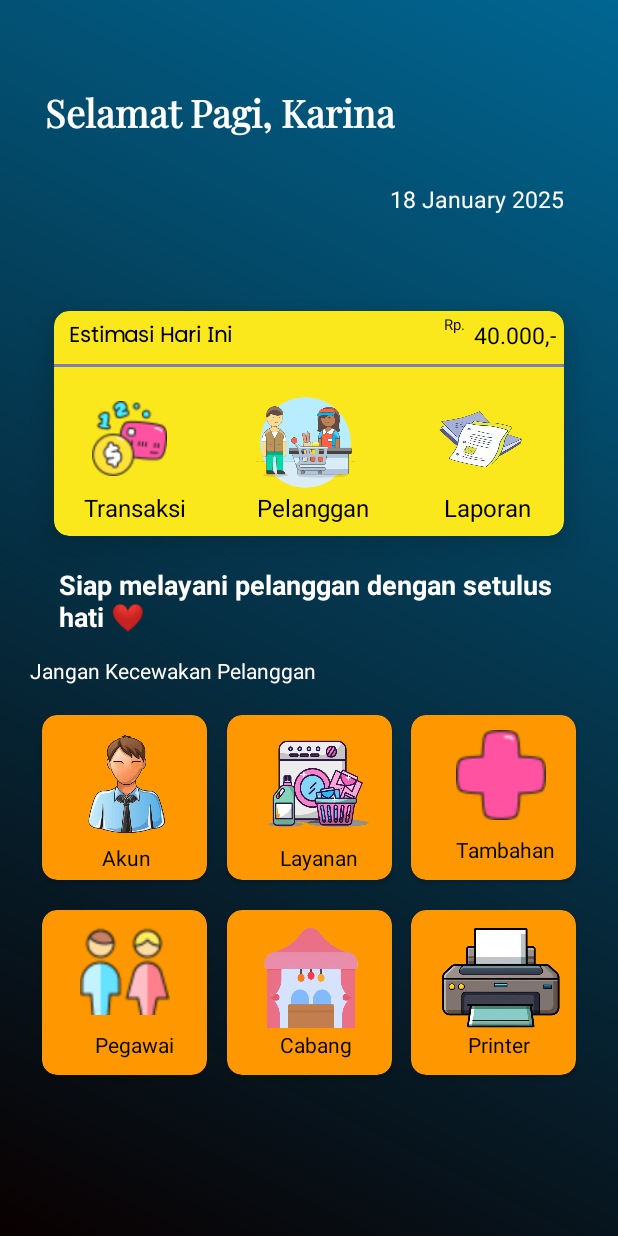
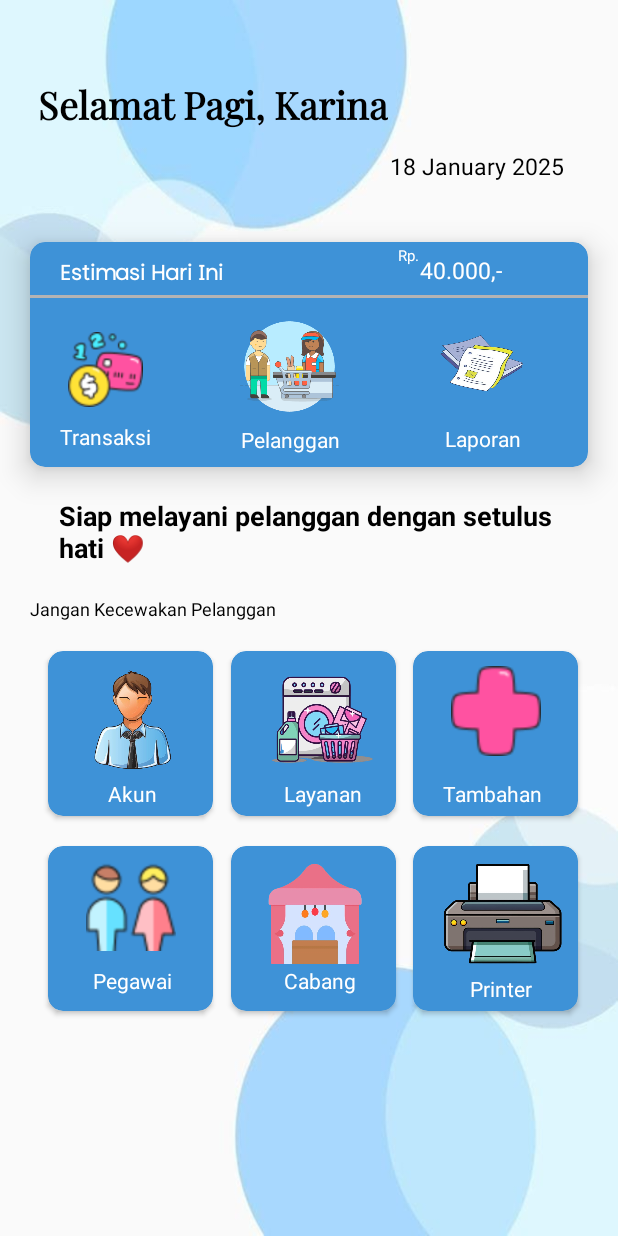
Before and after one commit to KarinaSalsabilla/Laundry2, an Android app: the MainActivity screen opened directly, with no data from a screen before it, on a phone screen of 412 x 824 dp. Run offline under Robolectric (Android 15) with nearby library versions, the phone set to English and light mode, and no system bars.

Commit message:
menambahkan dan mengganti background,mengganti tampilan dan menambahkan logika agar layar fullscreen saat di run

```diff
--- a/app/src/main/java/com/huurisha/laundry/MainActivity.kt
+++ b/app/src/main/java/com/huurisha/laundry/MainActivity.kt
@@ -1,30 +1,43 @@
 package com.huurisha.laundry
 
 import android.os.Bundle
+import android.view.View
+import androidx.appcompat.app.AppCompatActivity
+import androidx.core.view.WindowCompat
+import androidx.core.view.WindowInsetsCompat
+import androidx.core.view.WindowInsetsControllerCompat
+import java.text.SimpleDateFormat
 import android.widget.TextView
-import androidx.activity.enableEdgeToEdge
-import androidx.appcompat.app.AppCompatActivity
-import androidx.core.view.ViewCompat
-import androidx.core.view.WindowInsetsCompat
-import java.text.SimpleDateFormat
+
 import java.util.*
 
 class MainActivity : AppCompatActivity() {
     override fun onCreate(savedInstanceState: Bundle?) {
         super.onCreate(savedInstanceState)
-        enableEdgeToEdge()
+
+        // Mengatur layar penuh langsung di Kotlin
+        WindowCompat.setDecorFitsSystemWindows(window, false)
+        val windowInsetsController = WindowInsetsControllerCompat(window, window.decorView)
+        windowInsetsController.hide(WindowInsetsCompat.Type.systemBars())
+        windowInsetsController.systemBarsBehavior =
+            WindowInsetsControllerCompat.BEHAVIOR_SHOW_TRANSIENT_BARS_BY_SWIPE
+
+        // Tambahkan juga sistem UI yang imersif agar lebih fleksibel
+        window.decorView.systemUiVisibility = (
+                View.SYSTEM_UI_FLAG_FULLSCREEN
+                        or View.SYSTEM_UI_FLAG_HIDE_NAVIGATION
+                        or View.SYSTEM_UI_FLAG_IMMERSIVE_STICKY
+                        or View.SYSTEM_UI_FLAG_LAYOUT_STABLE
+                        or View.SYSTEM_UI_FLAG_LAYOUT_HIDE_NAVIGATION
+                        or View.SYSTEM_UI_FLAG_LAYOUT_FULLSCREEN
+                )
+
+        // Set layout
         setContentView(R.layout.activity_main)
 
-        // Menyesuaikan padding untuk sistem bar
-        ViewCompat.setOnApplyWindowInsetsListener(findViewById(R.id.main)) { v, insets ->
-            val systemBars = insets.getInsets(WindowInsetsCompat.Type.systemBars())
-            v.setPadding(systemBars.left, systemBars.top, systemBars.right, systemBars.bottom)
-            insets
-        }
-
         // Referensi TextView
-        val helloTextView: TextView = findViewById(R.id.halo)
-        val dateTextView: TextView = findViewById(R.id.tanggal)
+        val helloTextView = findViewById<View>(R.id.halo) as TextView
+        val dateTextView = findViewById<View>(R.id.tanggal) as TextView
 
         // Mengatur tanggal hari ini
         val calendar = Calendar.getInstance()
--- a/app/src/main/res/drawable/gradient_background.xml
+++ b/app/src/main/res/drawable/gradient_background.xml
@@ -3,8 +3,8 @@
     <item>
         <shape android:shape="rectangle">
             <gradient
-                android:startColor="#090000"
-                android:endColor="#016692"
+                android:startColor="#FFFFFF"
+                android:endColor="#F44336"
                 android:angle="45"/>
         </shape>
     </item>
--- a/app/src/main/res/layout/activity_main.xml
+++ b/app/src/main/res/layout/activity_main.xml
@@ -5,7 +5,7 @@
     android:id="@+id/main"
     android:layout_width="match_parent"
     android:layout_height="match_parent"
-    android:background="@drawable/gradient_background"
+    android:background="@drawable/walpaper"
     tools:context=".MainActivity">
 
     <TextView
@@ -14,11 +14,11 @@
         android:id="@+id/halo"
         android:text="Hallo,-!"
         android:fontFamily="@font/playfair_display"
-        android:textColor="@color/white"
+        android:textColor="#000000"
         app:layout_constraintStart_toStartOf="parent"
         app:layout_constraintTop_toTopOf="parent"
-        android:layout_marginTop="55dp"
-        android:layout_marginStart="30dp"
+        android:layout_marginTop="50dp"
+        android:layout_marginStart="25dp"
         android:textStyle="bold"
         android:textSize="25sp"/>
 
@@ -28,24 +28,24 @@
         android:id="@+id/tanggal"
         android:text="08 Januari 2025"
         android:textSize="15sp"
-        android:textColor="@color/white"
-        app:layout_constraintTop_toBottomOf="@+id/halo"
+        android:textColor="#000000"
+        app:layout_constraintTop_toTopOf="parent"
+        app:layout_constraintBottom_toTopOf="@+id/card1"
         app:layout_constraintEnd_toEndOf="parent"
-        android:layout_marginTop="30dp"
+        android:layout_marginTop="100dp"
         android:layout_marginEnd="35dp"
         />
 
     <androidx.cardview.widget.CardView
-        android:layout_width="340dp"
+        android:layout_width="match_parent"
         android:layout_height="150dp"
         android:id="@+id/card1"
-        android:padding="10dp"
-        app:layout_constraintTop_toTopOf="@+id/tanggal"
+        app:layout_constraintTop_toBottomOf="@+id/tanggal"
         app:layout_constraintStart_toStartOf="parent"
         app:layout_constraintEnd_toEndOf="parent"
         app:layout_constraintBottom_toTopOf="@+id/hati"
-        app:cardBackgroundColor="#FAE81D"
-        android:layout_marginTop="65dp"
+        android:layout_marginTop="40dp"
+        app:cardBackgroundColor="#3E92D7"
         android:elevation="10dp"
         android:translationZ="10dp"
         android:layout_marginStart="20dp"
@@ -55,44 +55,49 @@
         <TextView
             android:layout_width="wrap_content"
             android:layout_height="wrap_content"
-            android:textColor="@color/black"
+            android:textColor="@color/white"
             android:text="Estimasi Hari Ini"
             android:fontFamily="@font/parkinsans"
             android:textStyle="bold"
-            android:layout_marginTop="5dp"
-            android:layout_marginStart="10dp"
+            android:layout_marginTop="10dp"
+            android:layout_marginStart="20dp"
             />
 
         <TextView
             android:layout_width="wrap_content"
             android:layout_height="wrap_content"
-            android:textColor="@color/black"
+            android:textColor="@color/white"
             android:text="Rp."
             android:textSize="10sp"
             android:layout_marginTop="2dp"
-            android:layout_marginStart="260dp"
+            android:layout_marginStart="245dp"
             />
 
         <TextView
             android:layout_width="wrap_content"
             android:layout_height="wrap_content"
-            android:textColor="@color/black"
+            android:textColor="@color/white"
             android:text="40.000,-"
             android:textSize="15sp"
-            android:layout_marginTop="5dp"
-            android:layout_marginStart="280dp"
+            android:layout_marginTop="8dp"
+            android:layout_marginStart="260dp"
             />
 
         <View
             android:layout_width="match_parent"
             android:layout_height="2dp"
-            android:background="#7D7DC3"
             android:layout_marginTop="35dp"
-            />
+            android:background="#B4B3B3" />
+
+        <androidx.constraintlayout.widget.ConstraintLayout
+            android:layout_width="match_parent"
+            android:layout_height="match_parent">
 
         <ImageButton
             android:layout_width="50dp"
             android:layout_height="50dp"
+            app:layout_constraintTop_toTopOf="parent"
+            app:layout_constraintStart_toStartOf="parent"
             android:background="@drawable/transaksi"
             android:layout_marginTop="60dp"
             android:layout_marginStart="25dp"
@@ -103,17 +108,23 @@
             android:layout_width="wrap_content"
             android:layout_height="wrap_content"
             android:text="Transaksi"
-            android:textSize="16sp"
-            android:textColor="@color/black"
-            android:layout_marginTop="120dp"
+            app:layout_constraintTop_toBottomOf="@+id/transaksi"
+            app:layout_constraintStart_toStartOf="parent"
+            android:id="@+id/txttrans"
+            android:textSize="14sp"
+            android:textColor="@color/white"
+            android:layout_marginTop="10dp"
             android:layout_marginStart="20dp"
             android:layout_marginEnd="20dp"/>
 
         <ImageButton
             android:layout_width="75dp"
             android:layout_height="75dp"
-            android:layout_marginStart="130dp"
-            android:layout_marginTop="50dp"
+            android:id="@+id/pelanggan1"
+            app:layout_constraintTop_toTopOf="parent"
+            app:layout_constraintStart_toEndOf="@+id/transaksi"
+            android:layout_marginStart="60dp"
+            android:layout_marginTop="45dp"
             android:layout_marginEnd="20dp"
             android:background="@drawable/pe" />
 
@@ -121,29 +132,41 @@
             android:layout_width="wrap_content"
             android:layout_height="wrap_content"
             android:text="Pelanggan"
-            android:textSize="16sp"
-            android:textColor="@color/black"
-            android:layout_marginTop="120dp"
-            android:layout_marginStart="135dp"
+            android:id="@+id/txtpelanggan"
+            app:layout_constraintTop_toBottomOf="@+id/pelanggan1"
+            app:layout_constraintStart_toEndOf="@+id/txttrans"
+            android:textSize="14sp"
+            android:textColor="@color/white"
+            android:layout_marginTop="1dp"
+            android:layout_marginStart="60dp"
             android:layout_marginEnd="20dp"/>
 
         <ImageButton
             android:layout_width="90dp"
             android:layout_height="66dp"
+            android:id="@+id/laporan"
+            app:layout_constraintTop_toTopOf="parent"
+            app:layout_constraintStart_toEndOf="@+id/pelanggan1"
+            app:layout_constraintEnd_toEndOf="parent"
             android:background="@drawable/laporan"
-            android:layout_marginTop="50dp"
-            android:layout_marginStart="240dp"
+            android:layout_marginTop="45dp"
+            android:layout_marginStart="40dp"
             android:layout_marginEnd="20dp"/>
 
         <TextView
             android:layout_width="wrap_content"
             android:layout_height="wrap_content"
             android:text="Laporan"
-            android:textSize="16sp"
-            android:textColor="@color/black"
-            android:layout_marginTop="120dp"
-            android:layout_marginStart="260dp"
-            android:layout_marginEnd="20dp"/>
+            android:id="@+id/txtlaporan"
+            app:layout_constraintTop_toBottomOf="@+id/laporan"
+            app:layout_constraintStart_toEndOf="@+id/txtpelanggan"
+            app:layout_constraintEnd_toEndOf="parent"
+            android:textSize="14sp"
+            android:textColor="@color/white"
+            android:layout_marginEnd="35dp"
+            android:layout_marginTop="10dp"
+            android:layout_marginStart="60dp" />
+        </androidx.constraintlayout.widget.ConstraintLayout>
     </androidx.cardview.widget.CardView>
 
 
@@ -156,7 +179,7 @@
         app:layout_constraintEnd_toEndOf="parent"
         android:text="Siap melayani pelanggan dengan setulus \nhati ❤️"
         android:textAlignment="center"
-        android:textColor="@color/white"
+        android:textColor="@color/black"
         android:textSize="18dp"
         android:textStyle="bold"
         android:layout_marginTop="170dp" />
@@ -166,24 +189,24 @@
         android:layout_height="wrap_content"
         android:id="@+id/pelanggan"
         android:text="Jangan Kecewakan Pelanggan"
-        android:textSize="14sp"
-        android:textColor="@color/white"
-        app:layout_constraintTop_toTopOf="@+id/hati"
+        android:textSize="12sp"
+        android:textColor="@color/black"
+       app:layout_constraintTop_toBottomOf="@+id/hati"
         app:layout_constraintStart_toStartOf="parent"
         android:layout_marginStart="20dp"
-        android:layout_marginTop="60dp" />
+        android:layout_marginTop="20dp" />
 
 
         <androidx.cardview.widget.CardView
             android:layout_width="110dp"
             android:layout_height="110dp"
             android:id="@+id/akun"
-            app:cardBackgroundColor="#FF9800"
+            app:cardBackgroundColor="#3E92D7"
             app:layout_constraintTop_toBottomOf="@+id/pelanggan"
             app:layout_constraintStart_toStartOf="parent"
             app:layout_constraintEnd_toStartOf="@+id/layanan"
             app:layout_constraintBottom_toTopOf="@+id/pegawai"
-            android:layout_marginStart="20dp"
+            android:layout_marginStart="25dp"
             android:layout_marginTop="20dp"
             app:cardCornerRadius="10dp">
 
@@ -198,7 +221,7 @@
                 android:layout_width="wrap_content"
                 android:layout_height="wrap_content"
                 android:text="Akun"
-                android:textColor="@color/black"
+                android:textColor="@color/white"
                 android:layout_marginTop="85dp"
                 android:layout_marginStart="40dp"/>
         </androidx.cardview.widget.CardView>
@@ -209,7 +232,7 @@
         android:layout_width="110dp"
         android:layout_height="110dp"
         android:id="@+id/layanan"
-        app:cardBackgroundColor="#FF9800"
+        app:cardBackgroundColor="#3E92D7"
         app:layout_constraintTop_toBottomOf="@+id/pelanggan"
         app:layout_constraintStart_toEndOf="@+id/akun"
         app:layout_constraintEnd_toStartOf="@+id/tambahan"
@@ -229,7 +252,7 @@
             android:layout_width="wrap_content"
             android:layout_height="wrap_content"
             android:text="Layanan"
-            android:textColor="@color/black"
+            android:textColor="@color/white"
             android:layout_marginTop="85dp"
             android:layout_marginStart="35dp"/>
     </androidx.cardview.widget.CardView>
@@ -239,7 +262,7 @@
     <androidx.cardview.widget.CardView
         android:layout_width="110dp"
         android:layout_height="110dp"
-        app:cardBackgroundColor="#FF9800"
+        app:cardBackgroundColor="#3E92D7"
         android:id="@+id/tambahan"
         app:layout_constraintTop_toBottomOf="@+id/pelanggan"
         app:layout_constraintBottom_toTopOf="@+id/print"
@@ -255,15 +278,15 @@
             android:layout_height="60dp"
             android:background="@drawable/plus"
             android:layout_marginTop="10dp"
-            android:layout_marginStart="30dp" />
+            android:layout_marginStart="25dp" />
 
         <TextView
             android:layout_width="wrap_content"
             android:layout_height="wrap_content"
             android:text="Tambahan"
-            android:textColor="@color/black"
-            android:layout_marginTop="80dp"
-            android:layout_marginStart="30dp"/>
+            android:textColor="@color/white"
+            android:layout_marginTop="85dp"
+            android:layout_marginStart="20dp"/>
 
     </androidx.cardview.widget.CardView>
 
@@ -271,12 +294,12 @@
     <androidx.cardview.widget.CardView
         android:layout_width="110dp"
         android:layout_height="110dp"
-        app:cardBackgroundColor="#FF9800"
+        app:cardBackgroundColor="#3E92D7"
         android:id="@+id/pegawai"
         app:layout_constraintTop_toBottomOf="@+id/akun"
         app:layout_constraintStart_toStartOf="parent"
         app:layout_constraintEnd_toStartOf="@+id/cabang"
-        android:layout_marginStart="20dp"
+        android:layout_marginStart="25dp"
         android:layout_marginTop="20dp"
         app:cardCornerRadius="10dp">
 
@@ -290,16 +313,16 @@
         <TextView
             android:layout_width="wrap_content"
             android:layout_height="wrap_content"
+            android:layout_marginStart="30dp"
+            android:layout_marginTop="80dp"
             android:text="Pegawai"
-            android:textColor="@color/black"
-            android:layout_marginTop="80dp"
-            android:layout_marginStart="35dp"/>
+            android:textColor="@color/white" />
     </androidx.cardview.widget.CardView>
 
     <androidx.cardview.widget.CardView
         android:layout_width="110dp"
         android:layout_height="110dp"
-        app:cardBackgroundColor="#FF9800"
+        app:cardBackgroundColor="#3E92D7"
         android:id="@+id/cabang"
         app:layout_constraintTop_toBottomOf="@+id/layanan"
         app:layout_constraintStart_toEndOf="@+id/pegawai"
@@ -319,7 +342,7 @@
             android:layout_width="wrap_content"
             android:layout_height="wrap_content"
             android:text="Cabang"
-            android:textColor="@color/black"
+            android:textColor="@color/white"
             android:layout_marginTop="80dp"
             android:layout_marginStart="35dp"/>
     </androidx.cardview.widget.CardView>
@@ -327,7 +350,7 @@
     <androidx.cardview.widget.CardView
         android:layout_width="110dp"
         android:layout_height="110dp"
-        app:cardBackgroundColor="#FF9800"
+        app:cardBackgroundColor="#3E92D7"
         android:id="@+id/print"
         app:layout_constraintTop_toBottomOf="@+id/tambahan"
         app:layout_constraintStart_toEndOf="@+id/cabang"
@@ -348,13 +371,10 @@
             android:layout_width="wrap_content"
             android:layout_height="wrap_content"
             android:text="Printer"
-            android:textColor="@color/black"
-            android:layout_marginTop="80dp"
+            android:textColor="@color/white"
+            android:layout_marginTop="85dp"
             android:layout_marginStart="38dp"/>
     </androidx.cardview.widget.CardView>
 
 
-
-
-
 </androidx.constraintlayout.widget.ConstraintLayout>
```
Also changed, not shown: app/src/main/res/drawable/wal.jpeg (added), app/src/main/res/drawable/walpaper.jpeg (added).
